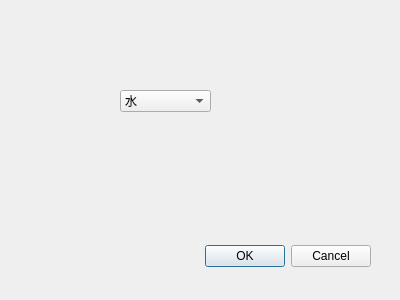
Before: the Qt Designer form material.ui in onism/GTea, drawn with Qt 5.
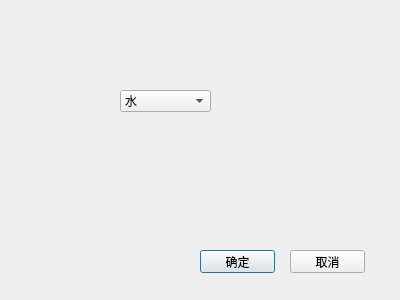
After: the same form once the commit is applied.

```diff
--- a/material.ui
+++ b/material.ui
@@ -13,22 +13,6 @@
   <property name="windowTitle">
    <string>material</string>
   </property>
-  <widget class="QDialogButtonBox" name="buttonBox">
-   <property name="geometry">
-    <rect>
-     <x>30</x>
-     <y>240</y>
-     <width>341</width>
-     <height>32</height>
-    </rect>
-   </property>
-   <property name="orientation">
-    <enum>Qt::Horizontal</enum>
-   </property>
-   <property name="standardButtons">
-    <set>QDialogButtonBox::Cancel|QDialogButtonBox::Ok</set>
-   </property>
-  </widget>
   <widget class="QComboBox" name="comboBox">
    <property name="geometry">
     <rect>
@@ -49,6 +33,32 @@
     </property>
    </item>
   </widget>
+  <widget class="QPushButton" name="pushButton">
+   <property name="geometry">
+    <rect>
+     <x>200</x>
+     <y>250</y>
+     <width>75</width>
+     <height>23</height>
+    </rect>
+   </property>
+   <property name="text">
+    <string>确定</string>
+   </property>
+  </widget>
+  <widget class="QPushButton" name="pushButton_2">
+   <property name="geometry">
+    <rect>
+     <x>290</x>
+     <y>250</y>
+     <width>75</width>
+     <height>23</height>
+    </rect>
+   </property>
+   <property name="text">
+    <string>取消</string>
+   </property>
+  </widget>
  </widget>
  <resources/>
  <connections>
```
Left out of the diff: 35 changed lines with no effect on the pictures.
